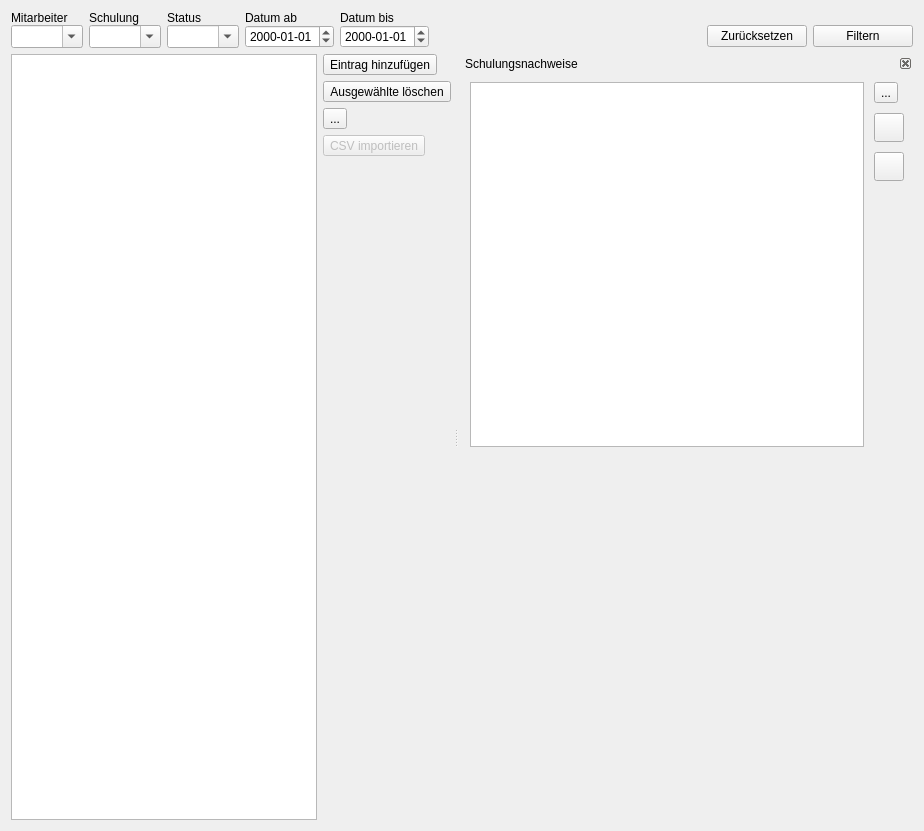
The window that ui/qmtraindatawidget.ui (Christian-Kr/QualificationMatrix) describes before a commit, drawn with Qt 5.
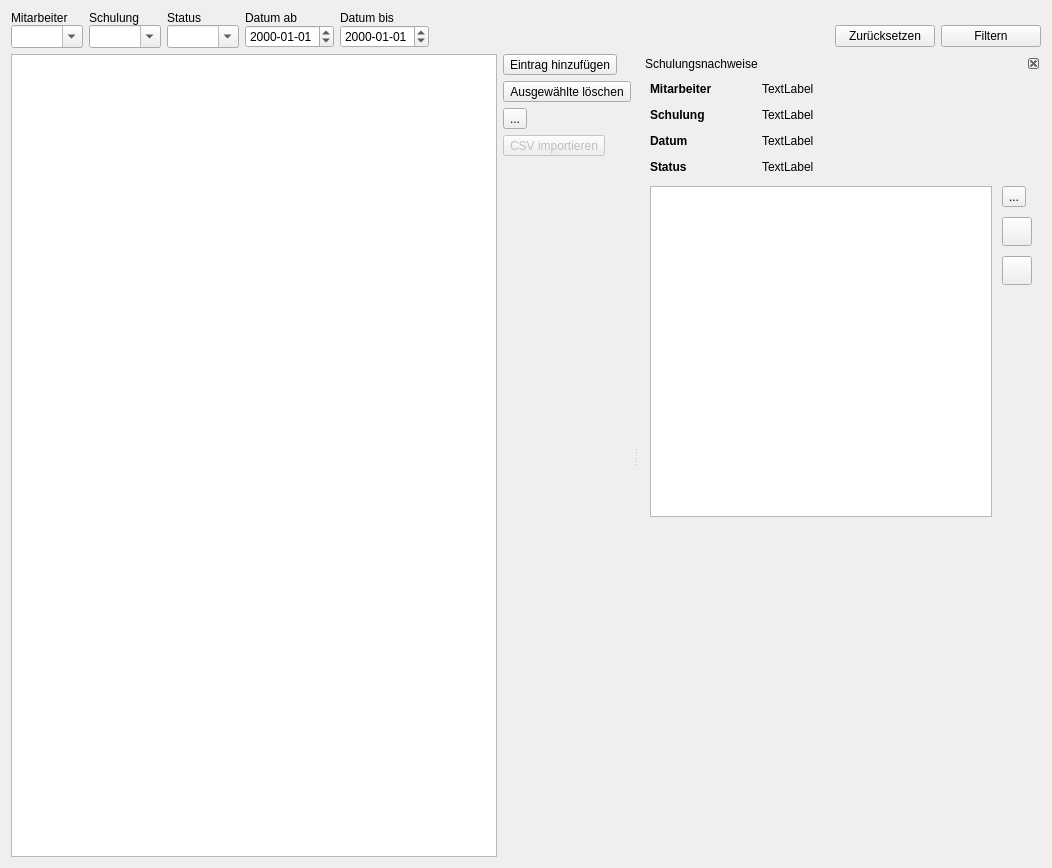
The same window after the commit. Icons and pictures are not drawn.

Commit message: show details in train data cert widget

Patch:
```diff
--- a/ui/qmtraindatawidget.ui
+++ b/ui/qmtraindatawidget.ui
@@ -6,8 +6,8 @@
    <rect>
     <x>0</x>
     <y>0</y>
-    <width>924</width>
-    <height>831</height>
+    <width>1052</width>
+    <height>868</height>
    </rect>
   </property>
   <property name="windowTitle">
@@ -15,7 +15,7 @@
   </property>
   <layout class="QGridLayout" name="gridLayout_2">
    <item row="0" column="0">
-    <layout class="QVBoxLayout" name="verticalLayout_3" stretch="0,2">
+    <layout class="QVBoxLayout" name="verticalLayout_3" stretch="0,1">
      <item>
       <layout class="QGridLayout" name="gridLayout">
        <property name="horizontalSpacing">
@@ -389,6 +389,12 @@
           <height>607</height>
          </size>
         </property>
+        <property name="maximumSize">
+         <size>
+          <width>400</width>
+          <height>524287</height>
+         </size>
+        </property>
         <property name="features">
          <set>QDockWidget::DockWidgetClosable</set>
         </property>
@@ -396,20 +402,149 @@
          <string>Schulungsnachweise</string>
         </property>
         <widget class="QWidget" name="dockWidgetContents">
-         <layout class="QGridLayout" name="gridLayout_3">
-          <property name="horizontalSpacing">
-           <number>0</number>
+         <layout class="QVBoxLayout" name="verticalLayout_4">
+          <property name="spacing">
+           <number>12</number>
           </property>
-          <property name="verticalSpacing">
-           <number>10</number>
-          </property>
-          <item row="0" column="0">
+          <item>
+           <layout class="QHBoxLayout" name="horizontalLayout_2">
+            <item>
+             <widget class="QLabel" name="label">
+              <property name="maximumSize">
+               <size>
+                <width>100</width>
+                <height>16777215</height>
+               </size>
+              </property>
+              <property name="font">
+               <font>
+                <weight>75</weight>
+                <bold>true</bold>
+               </font>
+              </property>
+              <property name="text">
+               <string>Mitarbeiter</string>
+              </property>
+             </widget>
+            </item>
+            <item>
+             <widget class="QLabel" name="laEmployeeName">
+              <property name="text">
+               <string>TextLabel</string>
+              </property>
+             </widget>
+            </item>
+           </layout>
+          </item>
+          <item>
+           <layout class="QHBoxLayout" name="horizontalLayout_4">
+            <item>
+             <widget class="QLabel" name="label_5">
+              <property name="maximumSize">
+               <size>
+                <width>100</width>
+                <height>16777215</height>
+               </size>
+              </property>
+              <property name="font">
+               <font>
+                <weight>75</weight>
+                <bold>true</bold>
+               </font>
+              </property>
+              <property name="text">
+               <string>Schulung</string>
+              </property>
+             </widget>
+            </item>
+            <item>
+             <widget class="QLabel" name="laTraining">
+              <property name="text">
+               <string>TextLabel</string>
+              </property>
+             </widget>
+            </item>
+           </layout>
+          </item>
+          <item>
+           <layout class="QHBoxLayout" name="horizontalLayout_5">
+            <item>
+             <widget class="QLabel" name="label_10">
+              <property name="maximumSize">
+               <size>
+                <width>100</width>
+                <height>16777215</height>
+               </size>
+              </property>
+              <property name="font">
+               <font>
+                <weight>75</weight>
+                <bold>true</bold>
+               </font>
+              </property>
+              <property name="text">
+               <string>Datum</string>
+              </property>
+             </widget>
+            </item>
+            <item>
+             <widget class="QLabel" name="laDate">
+              <property name="text">
+               <string>TextLabel</string>
+              </property>
+             </widget>
+            </item>
+           </layout>
+          </item>
+          <item>
+           <layout class="QHBoxLayout" name="horizontalLayout_6">
+            <item>
+             <widget class="QLabel" name="label_12">
+              <property name="maximumSize">
+               <size>
+                <width>100</width>
+                <height>16777215</height>
+               </size>
+              </property>
+              <property name="font">
+               <font>
+                <weight>75</weight>
+                <bold>true</bold>
+               </font>
+              </property>
+              <property name="text">
+               <string>Status</string>
+              </property>
+             </widget>
+            </item>
+            <item>
+             <widget class="QLabel" name="laState">
+              <property name="text">
+               <string>TextLabel</string>
+              </property>
+             </widget>
+            </item>
+           </layout>
+          </item>
+          <item>
            <layout class="QHBoxLayout" name="horizontalLayout_3">
             <property name="spacing">
              <number>10</number>
             </property>
             <item>
              <widget class="QTableView" name="tvCertificates">
+              <property name="sizePolicy">
+               <sizepolicy hsizetype="Expanding" vsizetype="Minimum">
+                <horstretch>0</horstretch>
+                <verstretch>0</verstretch>
+               </sizepolicy>
+              </property>
+              <property name="minimumSize">
+               <size>
+                <width>0</width>
+                <height>200</height>
+               </size>
+              </property>
               <property name="editTriggers">
                <set>QAbstractItemView::NoEditTriggers</set>
               </property>
@@ -500,6 +635,9 @@
                 <property name="orientation">
                  <enum>Qt::Vertical</enum>
                 </property>
+                <property name="sizeType">
+                 <enum>QSizePolicy::Expanding</enum>
+                </property>
                 <property name="sizeHint" stdset="0">
                  <size>
                   <width>20</width>
@@ -512,7 +650,7 @@
             </item>
            </layout>
           </item>
-          <item row="5" column="0">
+          <item>
            <spacer name="verticalSpacer_3">
             <property name="orientation">
              <enum>Qt::Vertical</enum>
```
Left out of the diff: 214 changed lines with no effect on the pictures. The commit also changes 1 other file.
